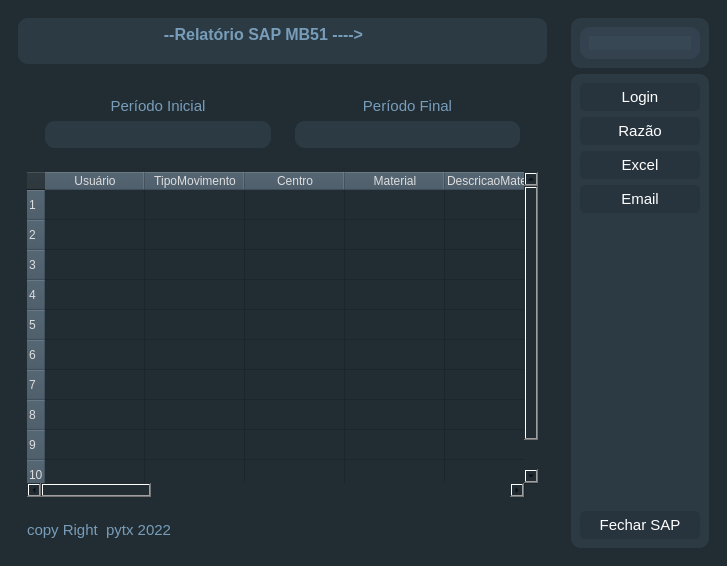
The window that sap3.ui (ChrisRufino/Script_Consulta_SAP) describes before a commit, drawn with Qt 5.
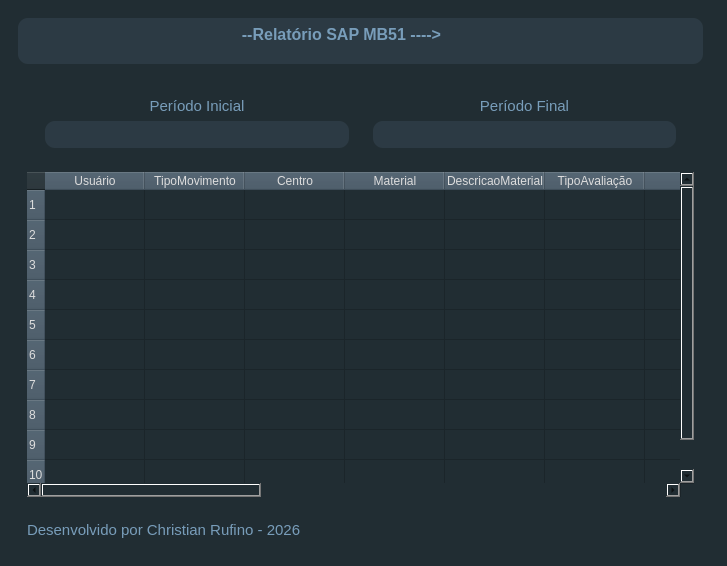
The same window after the commit. Icons and pictures are not drawn.

What changed in the file:
```diff
--- a/sap3.ui
+++ b/sap3.ui
@@ -370,7 +370,7 @@
              <string notr="true">color:rgb(120,157,186);</string>
             </property>
             <property name="text">
-             <string>copy Right  pytx 2022</string>
+             <string>Desenvolvido por Christian Rufino - 2026</string>
             </property>
            </widget>
           </item>
@@ -382,6 +382,12 @@
     </item>
     <item>
      <widget class="QFrame" name="right_frame">
+      <property name="maximumSize">
+       <size>
+        <width>0</width>
+        <height>16777215</height>
+       </size>
+      </property>
       <property name="frameShape">
        <enum>QFrame::StyledPanel</enum>
       </property>
```
